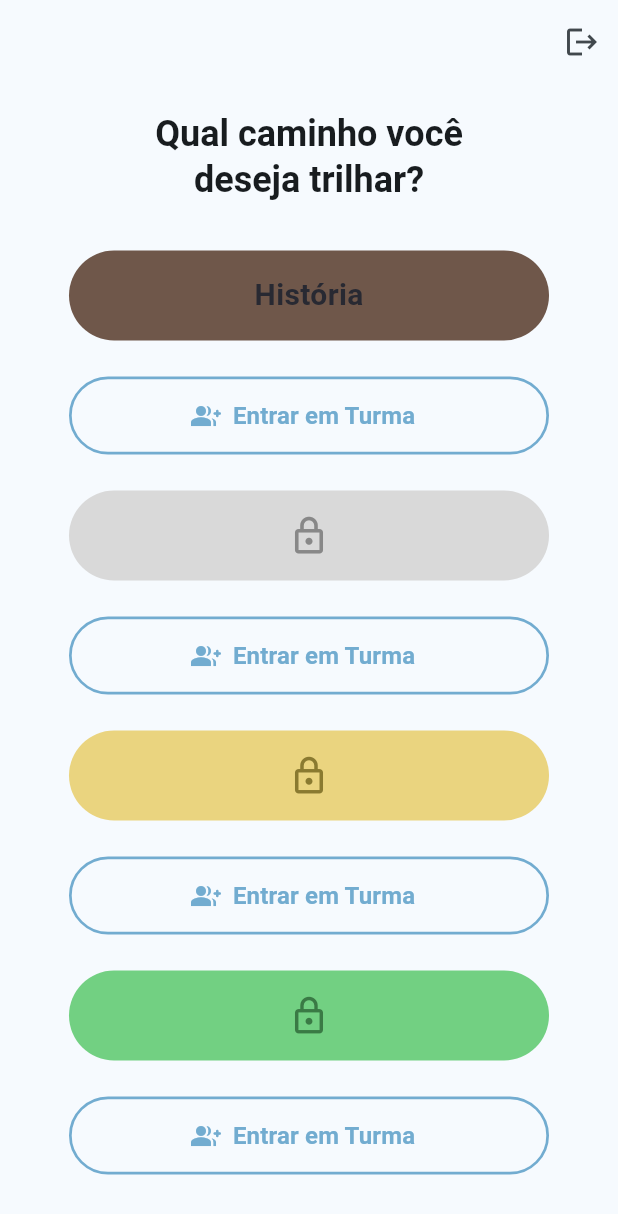
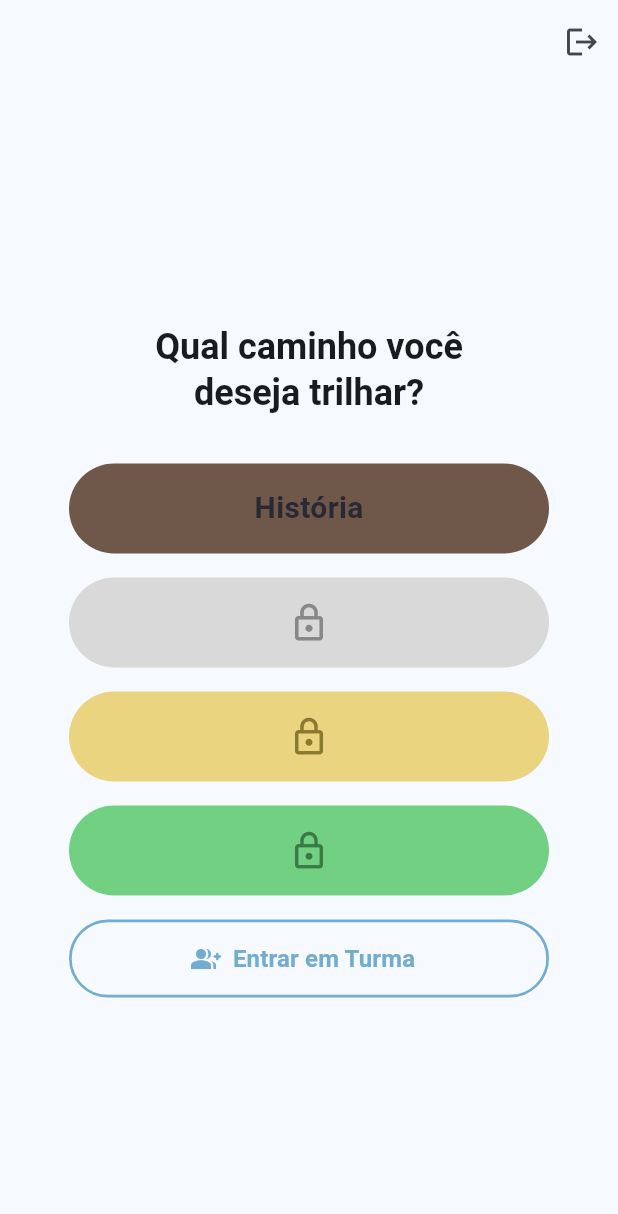
Before and after one commit to Projeto-Arcangel/FlutterCorrigido, a Flutter app: the SubjectChoicePage screen opened by its route, on a phone screen of 412 x 824 dp. Shown: the top 1214 px of the screen. Run offline on Flutter 3.47's test engine with Material 3 defaults, Android fonts, the phone set to English and light mode, and no system bars; our stand-ins replace cached_network_image, cloud_firestore, dartz, equatable, firebase_auth, firebase_core and 7 more; accounts and stored records are empty; generated files the repository leaves out were written again.

Commit message:
Fix: Botão de entrar na turma e limitação dos digitos do código da turma

```diff
--- a/lib/features/classroom/presentation/widgets/classroom_sheet.dart
+++ b/lib/features/classroom/presentation/widgets/classroom_sheet.dart
@@ -184,7 +184,7 @@
                     FilteringTextInputFormatter.allow(
                       RegExp(r'[A-Za-z0-9]'),
                     ),
-                    LengthLimitingTextInputFormatter(8),
+                    LengthLimitingTextInputFormatter(6),
                     _UpperCaseFormatter(),
                   ],
                   style: GoogleFonts.nunito(
--- a/lib/features/subject/presentation/pages/subject_choice_page.dart
+++ b/lib/features/subject/presentation/pages/subject_choice_page.dart
@@ -84,10 +84,8 @@
                 },
               ),
               const SizedBox(height: 16),
-              const SizedBox(height: 8),
+            ],
               _EnterClassroomButton(),
-              const SizedBox(height: 24),
-            ],
           ],
         ),
       ),
```
